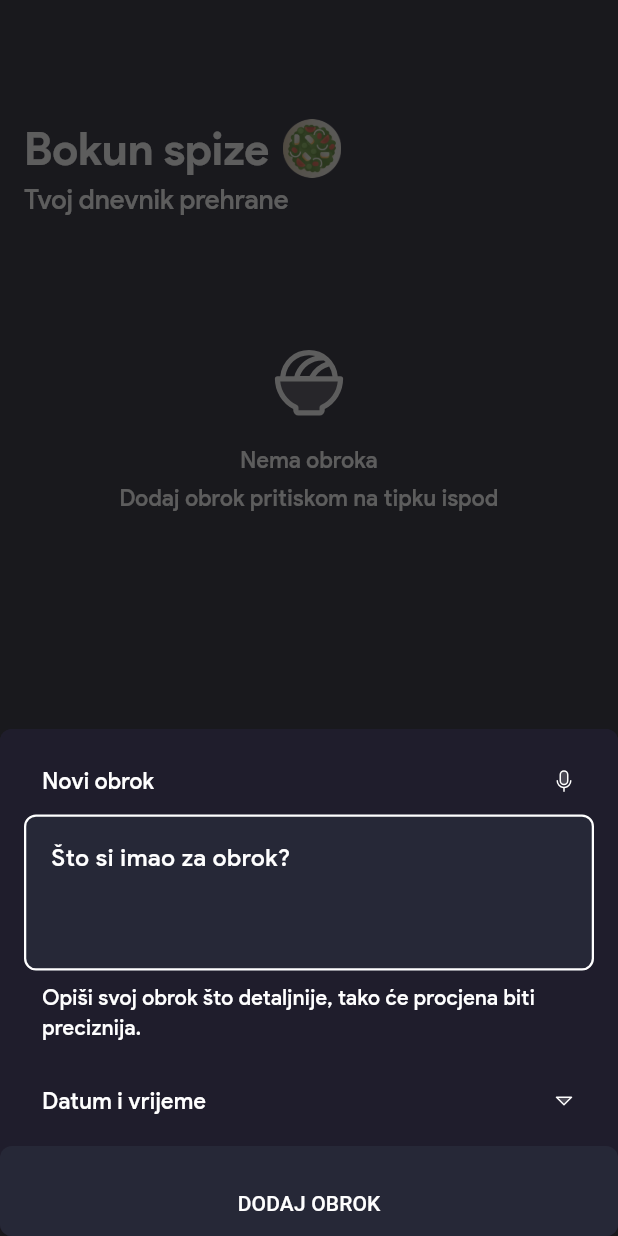
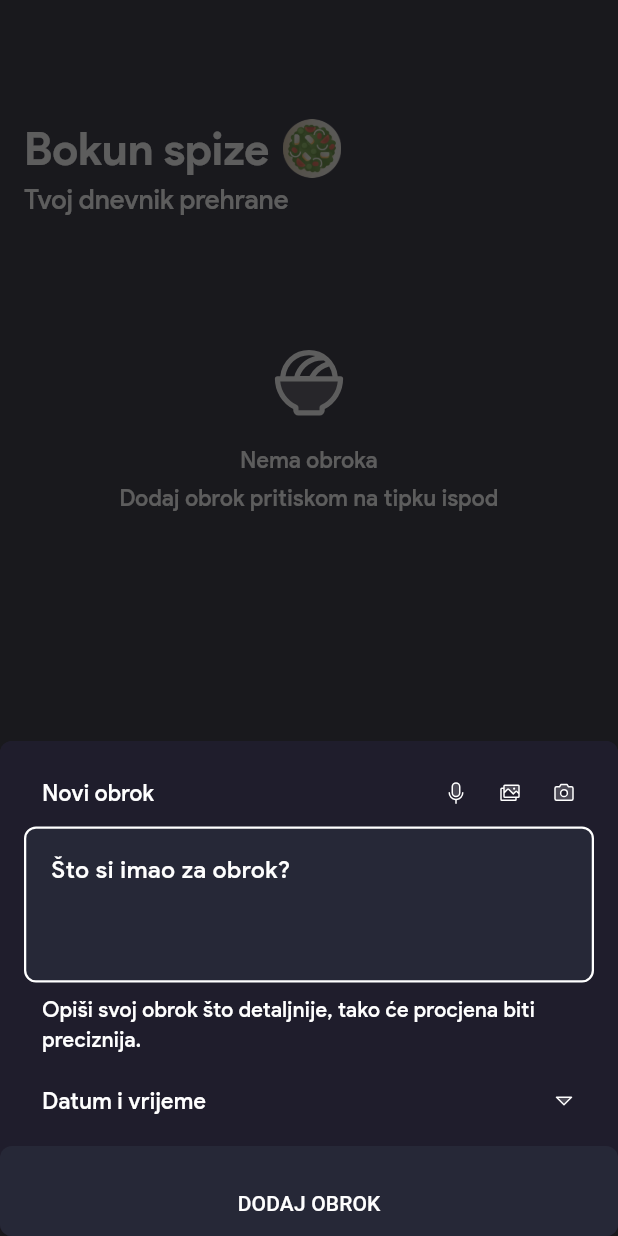
Before and after one commit to jokilic/bokun_spize, a Flutter app: the screen it shows after launch, after a tap on "DODAJ OBROK", on a phone screen of 412 x 824 dp. Run offline on Flutter 3.47's test engine with Material 3 defaults, Android fonts, the phone set to English and light mode, and no system bars; our stand-ins replace calendar_date_picker2, firebase_ai, firebase_core, flutter_animate, flutter_swipe_action_cell, get_it and 6 more; missing offline and left inert: flutter_displaymode, scroll_datetime_picker; accounts and stored records are empty; statements that could not run were skipped; project files that could hold a hidden picture were left out.

Commit message:
Work on imagess

```diff
--- a/lib/screens/home/home_controller.dart
+++ b/lib/screens/home/home_controller.dart
@@ -120,6 +120,7 @@
         /// Trigger AI which generates a new `meal` and stores into [Hive]
         await triggerAI(
           textPrompt: result!.words!,
+          imageFile: result.imageFile,
           dateTime: result.dateTime!,
         );
       }
@@ -129,6 +130,7 @@
   /// Triggers AI with `prompt`
   Future<void> triggerAI({
     required String textPrompt,
+    required File? imageFile,
     required DateTime dateTime,
   }) async {
     final trimmedPrompt = textPrompt.trim();
@@ -153,6 +155,7 @@
     /// Trigger `AI`
     final result = await ai.triggerAI(
       textPrompt: trimmedPrompt,
+      imageFile: imageFile,
     );
 
     // final result = (
@@ -182,6 +185,7 @@
         id: loadingMeal.id,
         createdAt: loadingMeal.createdAt,
         originalText: trimmedPrompt,
+        imageFile: imageFile,
       );
 
       /// Result is successfully parsed
@@ -223,6 +227,7 @@
     required String id,
     required DateTime createdAt,
     required String originalText,
+    required File? imageFile,
   }) {
     try {
       final decoded = jsonDecode(aiResult);
@@ -233,6 +238,7 @@
           id: id,
           createdAt: createdAt,
           originalText: originalText,
+          imageFilePath: imageFile?.path,
           isLoading: false,
           errors: null,
         );
--- a/lib/screens/meal/meal_screen.dart
+++ b/lib/screens/meal/meal_screen.dart
@@ -16,6 +16,7 @@
 import '../../services/speech_to_text_service.dart';
 import '../../util/date_time.dart';
 import '../../util/dependencies.dart';
+import '../../widgets/bokun_spize_little_button.dart';
 import '../../widgets/bokun_spize_text_field.dart';
 import 'meal_controller.dart';
 
@@ -58,7 +59,6 @@
     final mealController = getIt.get<MealController>(
       instanceName: widget.passedMeal?.id,
     );
-    final speechToTextService = getIt.get<SpeechToTextService>();
 
     final mealState = watchIt<MealController>(
       instanceName: widget.passedMeal?.id,
@@ -84,7 +84,7 @@
         physics: const BouncingScrollPhysics(),
         children: [
           ///
-          /// NEW MEAL TITLE & VOICE BUTTON
+          /// NEW MEAL TITLE & BUTTONS
           ///
           Padding(
             padding: const EdgeInsets.only(left: 28, right: 20),
@@ -102,23 +102,26 @@
                     ),
                   ),
                 ),
+                const SizedBox(width: 4),
 
                 ///
                 /// VOICE OR DELETE BUTTON
                 ///
-                const SizedBox(width: 4),
-                Material(
-                  color: context.colors.scaffoldBackground,
-                  borderRadius: BorderRadius.circular(8),
-                  child: InkWell(
-                    onTap: () async {
+                BokunSpizeLittleButton(
+                  onPressed: () async {
                     unawaited(
                       HapticFeedback.lightImpact(),
                     );
 
-                      /// Meal exists, trigger delete
-                      if (hasMeal) {
-                        /// Dismiss sheet
+                    /// New meal, trigger speech to text
+                    if (!hasMeal) {
+                      await mealController.onSpeechToTextPressed(
+                        locale: 'hr',
+                        speechToTextAvailable: available,
+                      );
+                    }
+                    /// Meal exists, trigger delete & dismiss sheet
+                    else {
                       Navigator.of(context).pop(
                         (
                           words: null,
@@ -128,46 +131,51 @@
                         ),
                       );
                     }
-                      /// New meal, trigger speech to text
-                      else {
-                        /// Speech to text is not available, initialize & trigger it
-                        if (!available) {
-                          await speechToTextService.loadSpeechToText();
-                          await mealController.onSpeechToTextPressed(
-                            locale: 'hr',
-                          );
-                        }
-                        /// Speech to text is available, trigger it
-                        else {
-                          await mealController.onSpeechToTextPressed(
-                            locale: 'hr',
-                          );
-                        }
-                      }
                   },
-                    highlightColor: context.colors.listTileBackground,
-                    borderRadius: BorderRadius.circular(8),
-                    child: AnimatedContainer(
-                      decoration: BoxDecoration(
-                        color: isListening ? context.colors.buttonPrimary : Colors.transparent,
-                        borderRadius: BorderRadius.circular(8),
-                      ),
-                      duration: BokunSpizeDurations.animation,
-                      curve: Curves.easeIn,
-                      padding: const EdgeInsets.all(8),
-                      child: PhosphorIcon(
-                        hasMeal
+                  icon: hasMeal
                       ? PhosphorIcons.trash(
                           PhosphorIconsStyle.duotone,
                         )
                       : PhosphorIcons.microphone(
                           PhosphorIconsStyle.duotone,
                         ),
-                        color: context.colors.text,
-                        duotoneSecondaryColor: hasMeal ? context.colors.delete : context.colors.buttonPrimary,
-                        size: 16,
+                  backgroundColor: isListening ? context.colors.buttonPrimary : Colors.transparent,
+                  duotoneSecondaryColor: hasMeal ? context.colors.delete : null,
+                ),
+                const SizedBox(width: 4),
+
+                ///
+                /// GALLERY BUTTON
+                ///
+                BokunSpizeLittleButton(
+                  onPressed: () async {
+                    unawaited(
+                      HapticFeedback.lightImpact(),
+                    );
+
+                    /// Trigger camera
+                    await mealController.onGalleryPressed();
+                  },
+                  icon: PhosphorIcons.images(
+                    PhosphorIconsStyle.duotone,
                   ),
                 ),
+                const SizedBox(width: 4),
+
+                ///
+                /// CAMERA BUTTON
+                ///
+                BokunSpizeLittleButton(
+                  onPressed: () async {
+                    unawaited(
+                      HapticFeedback.lightImpact(),
+                    );
+
+                    /// Trigger camera
+                    await mealController.onCameraPressed();
+                  },
+                  icon: PhosphorIcons.camera(
+                    PhosphorIconsStyle.duotone,
                   ),
                 ),
               ],
@@ -232,7 +240,118 @@
               style: context.textStyles.homeMealNote,
             ),
           ),
+          const SizedBox(height: 12),
+
+          ///
+          /// IMAGE
+          ///
+          AnimatedSize(
+            alignment: Alignment.topLeft,
+            duration: BokunSpizeDurations.animation,
+            curve: Curves.easeIn,
+            child: Column(
+              crossAxisAlignment: CrossAxisAlignment.start,
+              children: mealState.imageFile != null
+                  ? [
+                      ///
+                      /// TITLE & DELETE BUTTON
+                      ///
+                      Padding(
+                        padding: const EdgeInsets.only(left: 28, right: 20),
+                        child: Row(
+                          children: [
+                            ///
+                            /// TITLE
+                            ///
+                            Expanded(
+                              child: Padding(
+                                padding: const EdgeInsets.symmetric(vertical: 8),
+                                child: Text(
+                                  'Slika obroka',
+                                  style: context.textStyles.homeTitle,
+                                ),
+                              ),
+                            ),
+                            const SizedBox(width: 4),
+
+                            ///
+                            /// DELETE BUTTON
+                            ///
+                            BokunSpizeLittleButton(
+                              onPressed: () async {
+                                unawaited(
+                                  HapticFeedback.lightImpact(),
+                                );
+
+                                mealController.updateState(
+                                  imageFile: null,
+                                );
+                              },
+                              icon: PhosphorIcons.trash(
+                                PhosphorIconsStyle.duotone,
+                              ),
+                              duotoneSecondaryColor: context.colors.delete,
+                            ),
+                          ],
+                        ),
+                      ),
+                      const SizedBox(height: 4),
+
+                      ///
+                      /// IMAGE
+                      ///
+                      Container(
+                        margin: const EdgeInsets.symmetric(horizontal: 16),
+                        decoration: BoxDecoration(
+                          border: Border.all(
+                            color: context.colors.text,
+                            width: 1.5,
+                          ),
+                          borderRadius: BorderRadius.circular(8),
+                        ),
+                        child: Image.file(
+                          mealState.imageFile!,
+                          height: 160,
+                          width: double.infinity,
+                          fit: BoxFit.cover,
+                          errorBuilder: (_, __, ___) => Container(
+                            height: 160,
+                            width: double.infinity,
+                            decoration: BoxDecoration(
+                              border: Border.all(
+                                color: context.colors.text,
+                                width: 1.5,
+                              ),
+                              borderRadius: BorderRadius.circular(8),
+                            ),
+                            child: PhosphorIcon(
+                              PhosphorIcons.imageBroken(
+                                PhosphorIconsStyle.duotone,
+                              ),
+                              color: context.colors.text,
+                              size: 56,
+                              duotoneSecondaryColor: context.colors.delete,
+                            ),
+                          ),
+                        ),
+                      ),
+                      const SizedBox(height: 8),
+
+                      ///
+                      /// TEXT
+                      ///
+                      Padding(
+                        padding: const EdgeInsets.symmetric(horizontal: 28),
+                        child: Text(
+                          'Dodana slika će pomoći u procjeni obroka.',
+                          style: context.textStyles.homeMealNote,
+                        ),
+                      ),
                       const SizedBox(height: 20),
+                    ]
+                  : [],
+            ),
+          ),
 
           ///
           /// DATE TITLE & EXPAND BUTTON
--- /dev/null
+++ b/lib/widgets/bokun_spize_little_button.dart
@@ -0,0 +1,47 @@
+import 'dart:async';
+
+import 'package:flutter/material.dart';
+import 'package:phosphor_flutter/phosphor_flutter.dart';
+
+import '../constants/durations.dart';
+import '../theme/extensions.dart';
+
+class BokunSpizeLittleButton extends StatelessWidget {
+  final Future Function() onPressed;
+  final PhosphorIconData icon;
+  final Color backgroundColor;
+  final Color? duotoneSecondaryColor;
+
+  const BokunSpizeLittleButton({
+    required this.onPressed,
+    required this.icon,
+    this.backgroundColor = Colors.transparent,
+    this.duotoneSecondaryColor,
+  });
+
+  @override
+  Widget build(BuildContext context) => Material(
+    color: context.colors.scaffoldBackground,
+    borderRadius: BorderRadius.circular(8),
+    child: InkWell(
+      onTap: onPressed,
+      highlightColor: context.colors.listTileBackground,
+      borderRadius: BorderRadius.circular(8),
+      child: AnimatedContainer(
+        decoration: BoxDecoration(
+          color: backgroundColor,
+          borderRadius: BorderRadius.circular(8),
+        ),
+        duration: BokunSpizeDurations.animation,
+        curve: Curves.easeIn,
+        padding: const EdgeInsets.all(8),
+        child: PhosphorIcon(
+          icon,
+          color: context.colors.text,
+          duotoneSecondaryColor: duotoneSecondaryColor ?? context.colors.buttonPrimary,
+          size: 16,
+        ),
+      ),
+    ),
+  );
+}
```
Also changed, not shown: lib/screens/meal/meal_controller.dart (+47 -3 lines), 3 other files. Lines whose indentation alone changed are shown as unchanged.
